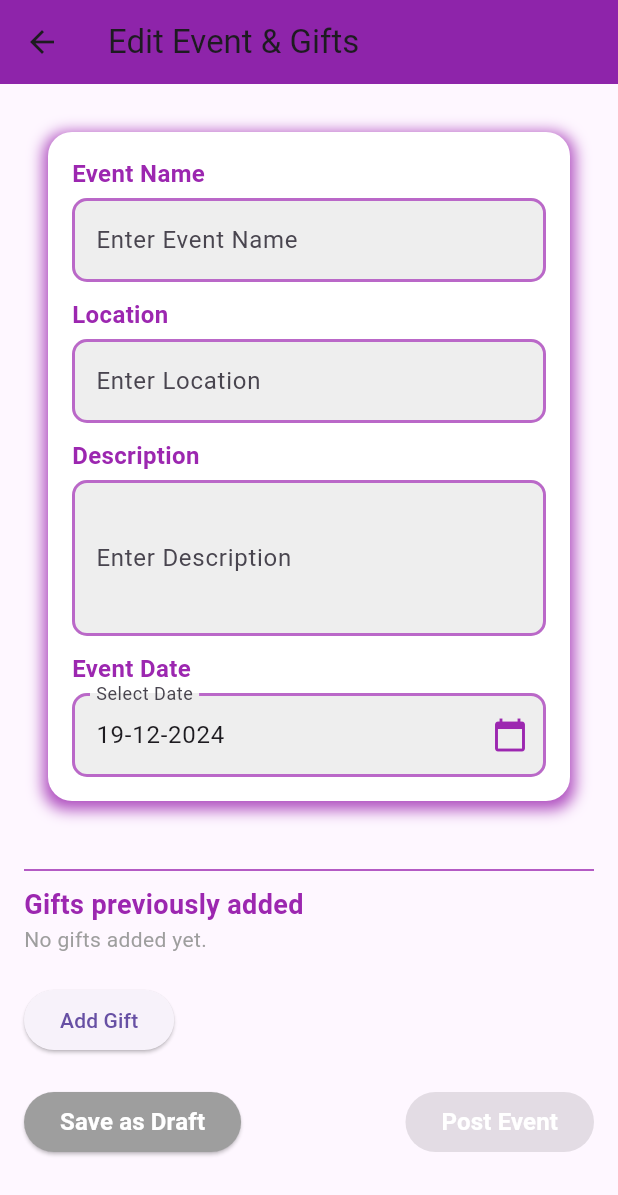
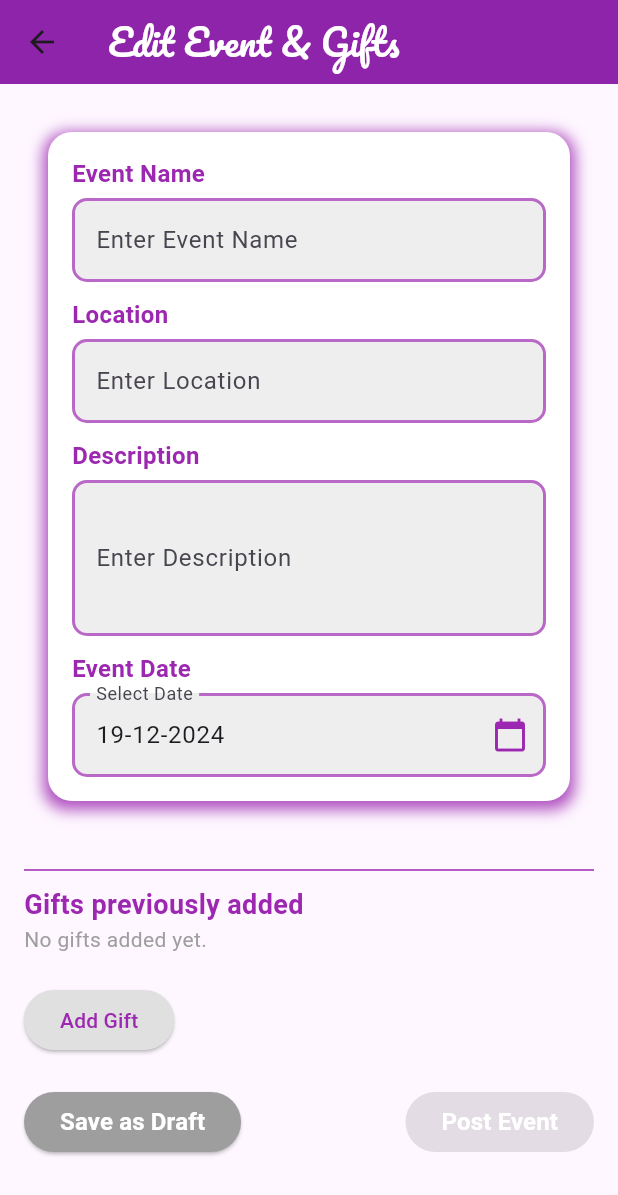
Before and after one commit to AbdulrahmanMaged/hedieaty_app, a Flutter app: the EditAddInEvents screen opened directly with empty values, on a phone screen of 412 x 824 dp. Shown: the top 1195 px of the screen. Run offline on Flutter 3.47's test engine with Material 3 defaults, Android fonts, the phone set to English and light mode, and no system bars; our stand-ins replace cloud_firestore, firebase_auth, firebase_core, google_fonts, sqflite; accounts and stored records are empty.

Commit message:
everything done in events and gifts

```diff
--- a/lib/mainApp/formScreens/AddEventScreen.dart
+++ b/lib/mainApp/formScreens/AddEventScreen.dart
@@ -423,7 +423,11 @@ class _AddEventScreenState extends State<AddEventScreen> {
                           _isAddingGift = true;
                         });
                       },
-                      child: Text('Add Gift'),
+                      style: ElevatedButton.styleFrom(
+                        backgroundColor: Colors.grey[300],
+
+                      ),
+                      child: Text('Add Gift',style: TextStyle(color: Colors.purple),),
                     ),
 
                   // Buttons Section
--- a/lib/mainApp/formScreens/EditAddInEvents.dart
+++ b/lib/mainApp/formScreens/EditAddInEvents.dart
@@ -1,6 +1,7 @@
 import 'package:firebase_auth/firebase_auth.dart';
 import 'package:flutter/material.dart';
 import 'package:cloud_firestore/cloud_firestore.dart';
+import 'package:google_fonts/google_fonts.dart';
 import 'package:intl/intl.dart';
 
 class EditAddInEvents extends StatefulWidget {
@@ -234,6 +235,7 @@ class _EditAddInEventsState extends State<EditAddInEvents> {
     return Scaffold(
       appBar: AppBar(
         title: Text('Edit Event & Gifts'),
+        titleTextStyle: GoogleFonts.pacifico(fontSize: 24, color: Colors.white),
         backgroundColor: Colors.purple[600],
       ),
       body: _isLoading
@@ -314,7 +316,11 @@ class _EditAddInEventsState extends State<EditAddInEvents> {
                       _isAddingGift = true;
                     });
                   },
-                  child: Text('Add Gift'),
+                  style: ElevatedButton.styleFrom(
+                    backgroundColor: Colors.grey[300],
+
+                  ),
+                  child: Text('Add Gift',style: TextStyle(color: Colors.purple),),
                 ),
 
               // Gift Section
```
